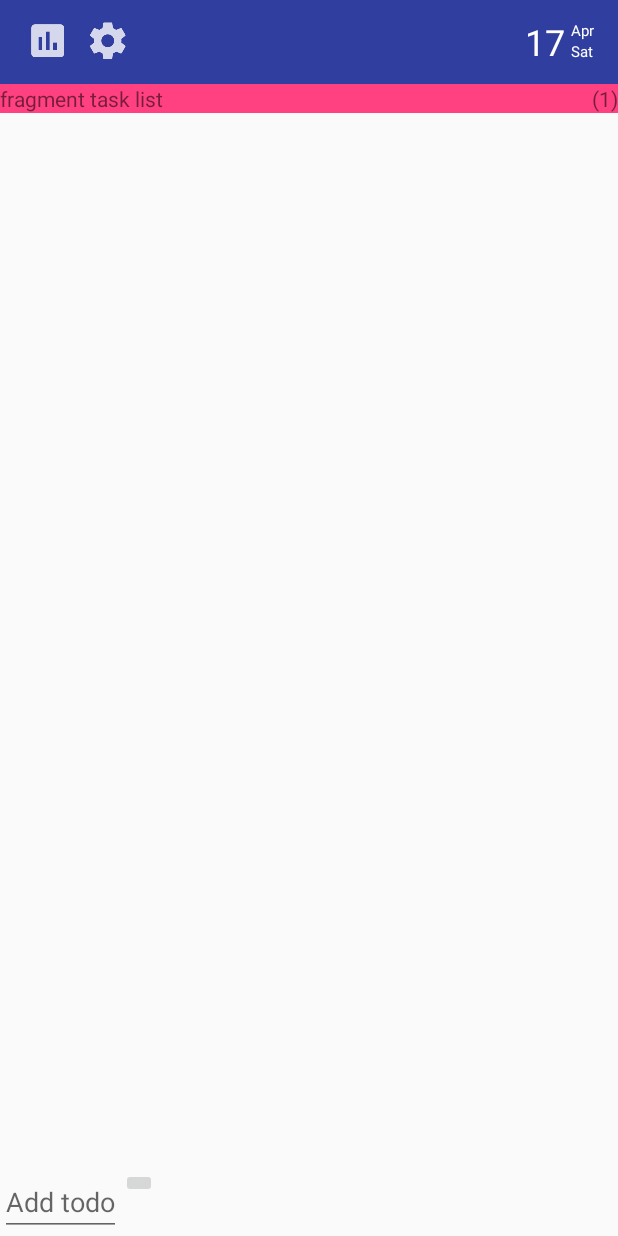
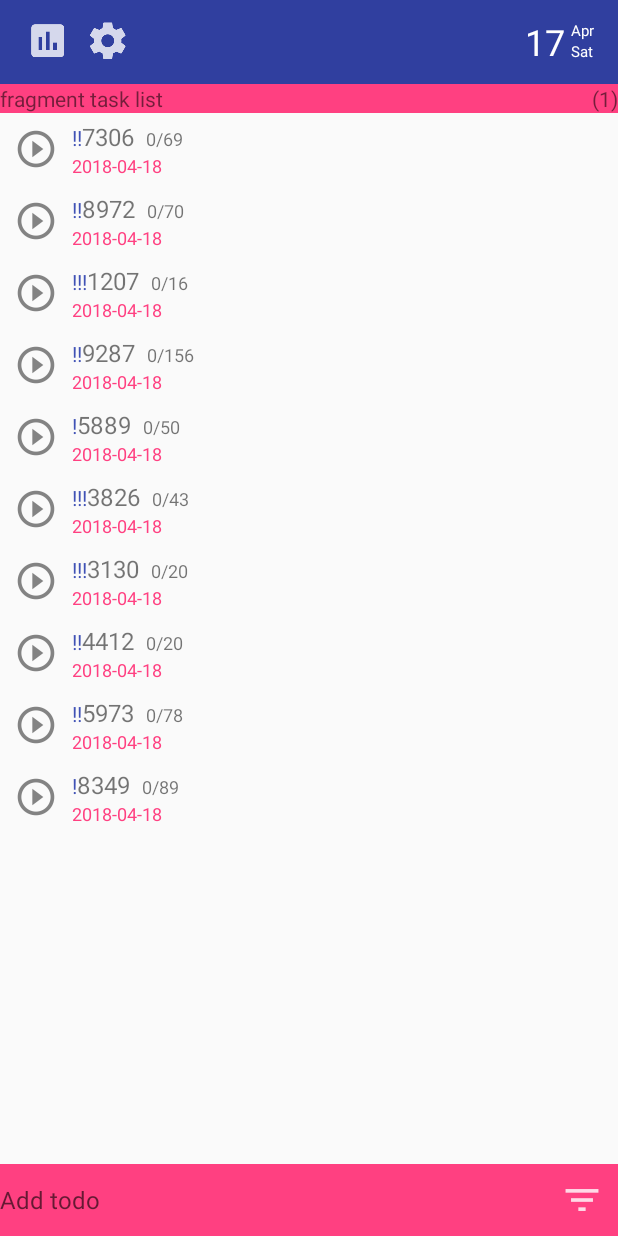
Before and after one commit to xiaohanhan1019/Concentration, an Android app: the screen it shows after launch (TaskListActivity), on a phone screen of 412 x 824 dp. Run offline under Robolectric (Android 15) with nearby library versions, the light colour scheme and no system bars.

Commit message:
fucking layout

```diff
--- a/app/src/main/AndroidManifest.xml
+++ b/app/src/main/AndroidManifest.xml
@@ -16,6 +16,7 @@
                 <category android:name="android.intent.category.LAUNCHER" />
             </intent-filter>
         </activity>
+        <activity android:name=".TaskActivity"></activity>
     </application>
 
 </manifest>
--- /dev/null
+++ b/app/src/main/java/com/example/xiaohanhan/concentration/Model/Task.java
@@ -0,0 +1,139 @@
+package com.example.xiaohanhan.concentration.Model;
+
+import java.sql.Timestamp;
+import java.util.Date;
+
+/**
+ * Created by xiaohanhan on 2018/4/18.
+ */
+
+public class Task {
+
+    private int mId;
+    private int mUserId;
+    private String mTaskName;
+    private Timestamp mStartDate;
+    private Timestamp mExpectedDate;
+    private Timestamp mFinishDate;
+    private int mPriority;
+    private int mExpectedWorkingTime;
+    private int mWorkedTime;
+    private int mTimes;
+    private String mDetail;
+    private boolean mIsFinish;
+
+    public Task(){
+        mId = (int)(Math.random() * 10000);
+        mStartDate = new Timestamp(new Date().getTime());
+        mExpectedDate = new Timestamp(new Date().getTime());
+        mTaskName = Integer.toString(mId);
+        mPriority = (int)(Math.random() * 4);
+        mExpectedWorkingTime = (int)(Math.random() * 200);
+        mWorkedTime = 0;
+        mTimes = 0;
+        mDetail = "";
+        mIsFinish = false;
+//        mSubTasks = new ArrayList<>();
+//        for(int i=0;i<3;i++){
+//            SubTask subTask = new SubTask(mId);
+//            mSubTasks.add(subTask);
+//        }
+    }
+
+    public int getId() {
+        return mId;
+    }
+
+    public void setId(int id) {
+        mId = id;
+    }
+
+    public int getUserId() {
+        return mUserId;
+    }
+
+    public void setUserId(int userId) {
+        mUserId = userId;
+    }
+
+    public String getTaskName() {
+        return mTaskName;
+    }
+
+    public void setTaskName(String taskName) {
+        mTaskName = taskName;
+    }
+
+    public Timestamp getStartDate() {
+        return mStartDate;
+    }
+
+    public void setStartDate(Timestamp startDate) {
+        mStartDate = startDate;
+    }
+
+    public Timestamp getExpectedDate() {
+        return mExpectedDate;
+    }
+
+    public void setExpectedDate(Timestamp expectedDate) {
+        mExpectedDate = expectedDate;
+    }
+
+    public Timestamp getFinishTime() {
+        return mFinishDate;
+    }
+
+    public void setFinishTime(Timestamp finishTime) {
+        mFinishDate = finishTime;
+    }
+
+    public int getPriority() {
+        return mPriority;
+    }
+
+    public void setPriority(int priority) {
+        mPriority = priority;
+    }
+
+    public int getExpectedWorkingTime() {
+        return mExpectedWorkingTime;
+    }
+
+    public void setExpectedWorkingTime(int expectedWorkingTime) {
+        mExpectedWorkingTime = expectedWorkingTime;
+    }
+
+    public int getWorkedTime() {
+        return mWorkedTime;
+    }
+
+    public void setWorkedTime(int workedTime) {
+        mWorkedTime = workedTime;
+    }
+
+    public int getTimes() {
+        return mTimes;
+    }
+
+    public void setTimes(int times) {
+        mTimes = times;
+    }
+
+    public String getDetail() {
+        return mDetail;
+    }
+
+    public void setDetail(String detail) {
+        mDetail = detail;
+    }
+
+    public boolean isFinish() {
+        return mIsFinish;
+    }
+
+    public void setFinish(boolean finish) {
+        mIsFinish = finish;
+    }
+
+}
--- /dev/null
+++ b/app/src/main/java/com/example/xiaohanhan/concentration/Model/TaskLab.java
@@ -0,0 +1,63 @@
+package com.example.xiaohanhan.concentration.Model;
+
+import android.content.ContentValues;
+import android.content.Context;
+
+import java.util.ArrayList;
+import java.util.List;
+
+/**
+ * Created by xiaohanhan on 2018/4/18.
+ */
+
+public class TaskLab {
+
+    private static TaskLab sTaskLab;
+
+    private List<Task> mTasks;
+
+    public static TaskLab get(Context context){
+        if(sTaskLab == null){
+            sTaskLab = new TaskLab(context);
+        }
+        return sTaskLab;
+    }
+
+    private TaskLab (Context context){
+        mTasks = new ArrayList<>();
+        for(int i=0;i<10;i++){
+            Task t = new Task();
+            mTasks.add(t);
+        }
+    }
+
+    public void addTask(Task task){
+        mTasks.add(task);
+    }
+
+    public List<Task> getTasks(){
+        return mTasks;
+    }
+
+    public Task getTask(int id){
+        for(Task task:mTasks){
+            if(task.getId()==id){
+                return task;
+            }
+        }
+        return null;
+    }
+
+    public void updateTask(Task task){
+        for(Task t:mTasks){
+            if(t.getId()==task.getId()){
+                t=task;
+            }
+        }
+    }
+
+    private static ContentValues getContentValues(Task task){
+        ContentValues values = new ContentValues();
+        return values;
+    }
+}
--- a/app/src/main/java/com/example/xiaohanhan/concentration/TaskListFragment.java
+++ b/app/src/main/java/com/example/xiaohanhan/concentration/TaskListFragment.java
@@ -3,9 +3,19 @@ package com.example.xiaohanhan.concentration;
 import android.os.Bundle;
 import android.support.annotation.Nullable;
 import android.support.v4.app.Fragment;
+import android.support.v7.widget.LinearLayoutManager;
+import android.support.v7.widget.RecyclerView;
 import android.view.LayoutInflater;
 import android.view.View;
 import android.view.ViewGroup;
+import android.widget.TextView;
+
+import com.example.xiaohanhan.concentration.Model.Task;
+import com.example.xiaohanhan.concentration.Model.TaskLab;
+
+import java.text.SimpleDateFormat;
+import java.util.List;
+import java.util.Locale;
 
 /**
  * Created by xiaohanhan on 2018/4/17.
@@ -13,11 +23,113 @@ import android.view.ViewGroup;
 
 public class TaskListFragment extends Fragment{
 
+    private RecyclerView mTaskRecyclerView;
+    private TaskAdapter mTaskAdapter;
+
     @Nullable
     @Override
     public View onCreateView(LayoutInflater inflater, @Nullable ViewGroup container, @Nullable Bundle savedInstanceState) {
         View v = inflater.inflate(R.layout.fragment_task_list,container,false);
 
+        mTaskRecyclerView = v.findViewById(R.id.task_recycler_view);
+        mTaskRecyclerView.setLayoutManager(new LinearLayoutManager(getActivity()));
+
         return v;
     }
+
+    private class TaskHolder extends RecyclerView.ViewHolder implements View.OnClickListener{
+
+        private TextView mTaskPriority;
+        private TextView mTaskName;
+        private TextView mTaskStatus;
+        private TextView mTaskDeadline;
+
+        private Task mTask;
+
+        public TaskHolder(LayoutInflater inflater, ViewGroup parent){
+            super(inflater.inflate(R.layout.list_item_task,parent,false));
+
+            itemView.setOnClickListener(this);
+
+            //绑定控件
+            //TODO tag
+            mTaskPriority = itemView.findViewById(R.id.task_priority);
+            mTaskName = itemView.findViewById(R.id.task_name);
+            mTaskStatus = itemView.findViewById(R.id.task_status);
+            mTaskDeadline = itemView.findViewById(R.id.task_dead_line);
+        }
+
+        public void bind(Task task){
+            //给控件设值
+            //TODO tag
+            mTask = task;
+            switch(mTask.getPriority()){
+                case 1:
+                    mTaskPriority.setText("!");
+                    break;
+                case 2:
+                    mTaskPriority.setText("!!");
+                    break;
+                case 3:
+                    mTaskPriority.setText("!!!");
+                    break;
+                default:
+                    mTaskPriority.setText("");
+                    break;
+            }
+            mTaskName.setText(mTask.getTaskName());
+            mTaskStatus.setText(String.format(Locale.getDefault(),"%d/%d",mTask.getWorkedTime(),mTask.getExpectedWorkingTime()));
+            mTaskDeadline.setText(new SimpleDateFormat("yyyy-MM-dd", Locale.getDefault()).format(mTask.getExpectedDate()));
+        }
+
+        @Override
+        public void onClick(View v) {
+
+        }
+    }
+
+    private class TaskAdapter extends RecyclerView.Adapter<TaskHolder> {
+
+        private List<Task> mTasks;
+
+        public TaskAdapter(List<Task> tasks){
+            mTasks = tasks;
+        }
+
+        @Override
+        public TaskHolder onCreateViewHolder(ViewGroup parent, int viewType) {
+            LayoutInflater layoutInflater = LayoutInflater.from(getActivity());
+
+            return new TaskHolder(layoutInflater,parent);
+        }
+
+        @Override
+        public void onBindViewHolder(TaskHolder holder, int position) {
+            Task task=mTasks.get(position);
+            holder.bind(task);
+        }
+
+        @Override
+        public int getItemCount() {
+            return mTasks.size();
+        }
+    }
+
+    private void updateUI(){
+        TaskLab taskLab = TaskLab.get(getActivity());
+        List<Task> tasks = taskLab.getTasks();
+
+        if(mTaskAdapter==null) {
+            mTaskAdapter = new TaskAdapter(tasks);
+            mTaskRecyclerView.setAdapter(mTaskAdapter);
+        } else {
+            mTaskAdapter.notifyDataSetChanged();
+        }
+    }
+
+    @Override
+    public void onResume() {
+        super.onResume();
+        updateUI();
+    }
 }
--- a/app/src/main/res/layout/activity_task_list.xml
+++ b/app/src/main/res/layout/activity_task_list.xml
@@ -96,18 +96,27 @@
         android:layout_width="match_parent"
         android:layout_height="wrap_content"
         android:layout_alignParentBottom="true"
-        android:orientation="horizontal">
+        android:orientation="horizontal"
+        android:background="@color/colorAccent">
 
         <EditText
             android:id="@+id/add_task"
-            android:layout_width="wrap_content"
-            android:layout_height="wrap_content"
-            android:hint="Add todo" />
+            android:layout_width="0dp"
+            android:layout_height="match_parent"
+            android:layout_weight="1"
+            android:singleLine="true"
+            android:background="@null"
+            android:hint="Add todo"
+            android:textSize="16sp"/>
 
         <ImageButton
             android:id="@+id/filter"
             android:layout_width="wrap_content"
-            android:layout_height="wrap_content" />
+            android:layout_height="wrap_content"
+            android:src="@drawable/ic_action_filter"
+            android:background="@color/colorTransparent"
+            android:layout_gravity="center"
+            android:padding="8dp" />
 
     </LinearLayout>
 
--- /dev/null
+++ b/app/src/main/res/layout/list_item_task.xml
@@ -0,0 +1,61 @@
+<?xml version="1.0" encoding="utf-8"?>
+<LinearLayout
+    xmlns:android="http://schemas.android.com/apk/res/android"
+    android:layout_width="match_parent"
+    android:layout_height="wrap_content"
+    android:orientation="horizontal">
+
+    <ImageButton
+        android:layout_width="wrap_content"
+        android:layout_height="wrap_content"
+        android:src="@drawable/ic_action_concentrate"
+        android:background="@color/colorTransparent"
+        android:padding="8dp"/>
+
+    <LinearLayout
+        android:layout_width="match_parent"
+        android:layout_height="wrap_content"
+        android:orientation="vertical"
+        android:layout_gravity="center">
+
+        <LinearLayout
+            android:layout_width="match_parent"
+            android:layout_height="wrap_content"
+            android:orientation="horizontal">
+
+            <TextView
+                android:id="@+id/task_priority"
+                android:layout_width="wrap_content"
+                android:layout_height="wrap_content"
+                android:textColor="@color/colorPrimary"
+                android:text="!!!"/>
+
+            <TextView
+                android:id="@+id/task_name"
+                android:layout_width="wrap_content"
+                android:layout_height="wrap_content"
+                android:textSize="16sp"
+                android:text="taskname"/>
+
+            <TextView
+                android:id="@+id/task_status"
+                android:layout_width="wrap_content"
+                android:layout_height="wrap_content"
+                android:textSize="12sp"
+                android:paddingStart="8dp"
+                android:paddingEnd="8dp"
+                android:text="(0/100)"/>
+
+        </LinearLayout>
+
+        <TextView
+            android:id="@+id/task_dead_line"
+            android:layout_width="match_parent"
+            android:layout_height="wrap_content"
+            android:textSize="12sp"
+            android:textColor="@color/colorAccent"
+            android:text="deadline" />
+
+    </LinearLayout>
+
+</LinearLayout>
```
Also changed, not shown: app/src/main/java/com/example/xiaohanhan/concentration/TaskActivity.java (added, +13 -0 lines), app/src/main/java/com/example/xiaohanhan/concentration/TaskFragment.java (added, +10 -0 lines), app/src/main/res/drawable/edit_text_background.xml (added, +17 -0 lines), app/src/main/res/layout/activity_task.xml (added, +9 -0 lines), app/src/main/res/drawable-hdpi/ic_action_concentrate.png (added), app/src/main/res/drawable-hdpi/ic_action_filter.png (added), app/src/main/res/drawable-mdpi/ic_action_concentrate.png (added), app/src/main/res/drawable-mdpi/ic_action_filter.png (added), app/src/main/res/drawable-xhdpi/ic_action_concentrate.png (added), app/src/main/res/drawable-xhdpi/ic_action_filter.png (added), app/src/main/res/drawable-xxhdpi/ic_action_concentrate.png (added), app/src/main/res/drawable-xxhdpi/ic_action_filter.png (added).
